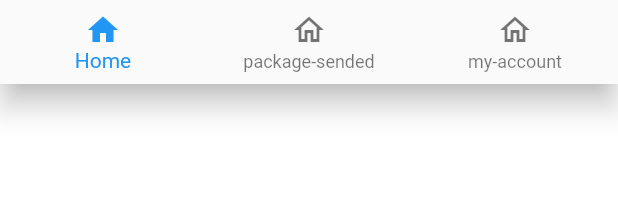
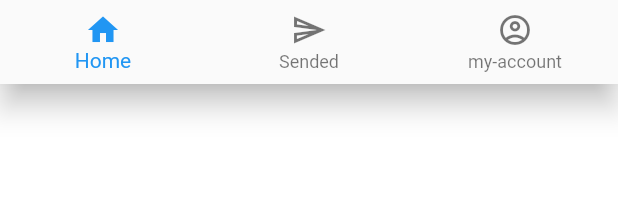
Before and after one commit to olivermendez/Sendi, a Flutter app: the CustomNavBar widget shown alone on an empty page, opened directly, on a phone screen of 412 x 824 dp. Shown: the top 205 px of the screen. Run offline on Flutter 3.47's test engine with Material 2 defaults, Android fonts, the phone set to English and light mode, and no system bars; missing offline and left inert: awesome_card; Roboto replaces fonts that are missing (Futura).

```diff
--- a/sendi_app_rider/lib/src/components/navbar/custom_navbar.dart
+++ b/sendi_app_rider/lib/src/components/navbar/custom_navbar.dart
@@ -18,10 +18,10 @@ class _CustomNavBarState extends State<CustomNavBar> {
             Navigator.pushNamed(context, "/home");
             break;
           case 1:
-            Navigator.pushNamed(context, "/my-account");
+            Navigator.pushNamed(context, "/package-sended");
             break;
           case 2:
-            Navigator.pushNamed(context, "/package-sended");
+            Navigator.pushNamed(context, "/my-account");
             break;
         }
       },
@@ -33,13 +33,13 @@ class _CustomNavBarState extends State<CustomNavBar> {
           label: 'Home',
         ),
         BottomNavigationBarItem(
-          icon: Icon(Icons.home_outlined),
-          activeIcon: Icon(Icons.home),
-          label: 'package-sended',
+          icon: Icon(Icons.send_outlined),
+          activeIcon: Icon(Icons.send),
+          label: 'Sended',
         ),
         BottomNavigationBarItem(
-          icon: Icon(Icons.home_outlined),
-          activeIcon: Icon(Icons.home),
+          icon: Icon(Icons.account_circle_outlined),
+          activeIcon: Icon(Icons.account_box_rounded),
           label: 'my-account',
         ),
       ],
```
Also changed, not shown: 2 other files.
